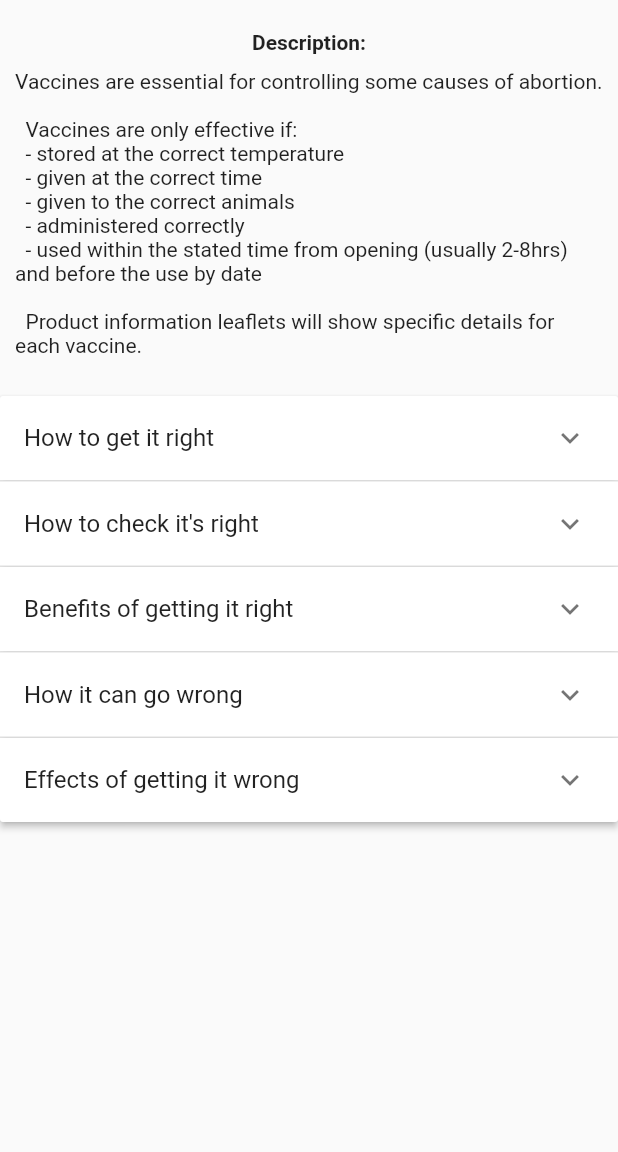
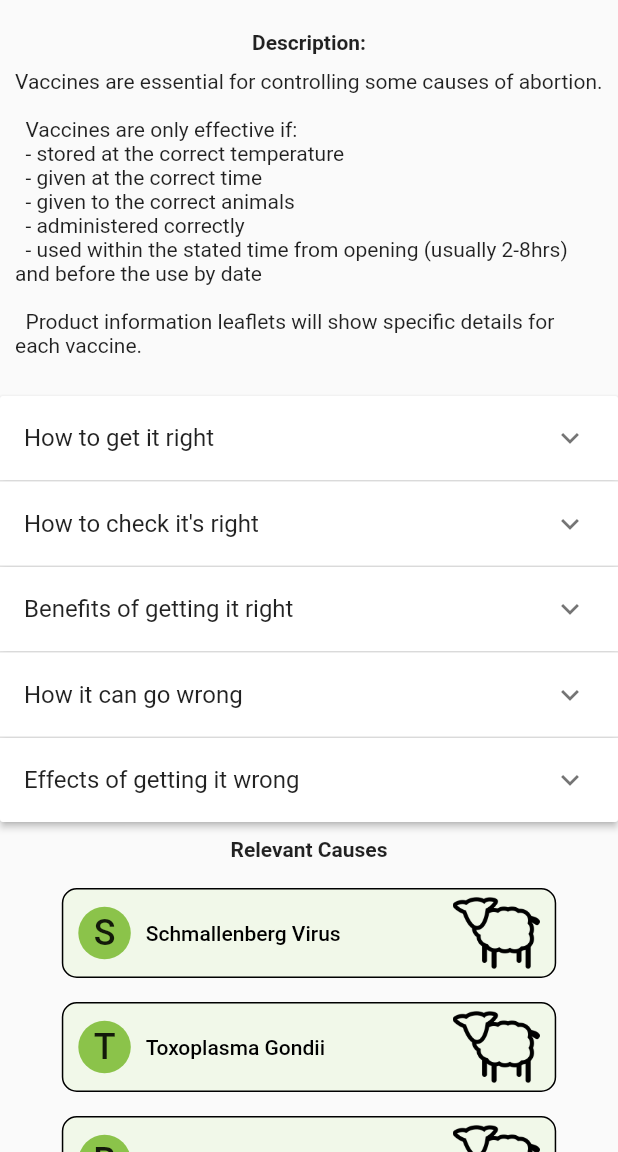
Before and after one commit to kimhamer22/FlockInfoC, a Flutter app: the InfoPage screen opened by its route, on a phone screen of 412 x 824 dp, the part 84-1236 px from its top. Run offline on Flutter 3.47's test engine with Material 2 defaults, Android fonts, the phone set to English and light mode, and no system bars.

Commit message:
Add relevant causes to info page (addresses #23)

```diff
--- a/fic_flutter/lib/info_page.dart
+++ b/fic_flutter/lib/info_page.dart
@@ -1,3 +1,4 @@
+import 'package:fic_flutter/navigation_button.dart';
 import 'package:flutter/material.dart';
 import 'package:fic_flutter/top_bar.dart';
 
@@ -49,15 +50,16 @@ class _InfoPageState extends State<InfoPage> {
   Widget build(BuildContext context) {
     return Scaffold(
       appBar: TopBar(page: title),
-      body: Padding(
-        padding: const EdgeInsets.fromLTRB(0, 20, 0, 0),
-        child: SingleChildScrollView(
+      body: SingleChildScrollView(
+        child: Padding(
+          padding: const EdgeInsets.fromLTRB(0, 20, 0, 0),
           child: Column(children: [
             const Text(
               'Description:',
               style: TextStyle(fontWeight: FontWeight.bold),
             ),
-            Padding(padding: EdgeInsets.all(10), child: Text(description)),
+            Padding(
+                padding: const EdgeInsets.all(10), child: Text(description)),
             ExpansionPanelList(
               expansionCallback: (int index, bool isExpanded) {
                 setState(() {
@@ -79,6 +81,19 @@ class _InfoPageState extends State<InfoPage> {
                 );
               }).toList(),
             ),
+            const Padding(
+                padding: EdgeInsets.all(10),
+                child: Text(
+                  'Relevant Causes',
+                  style: TextStyle(fontWeight: FontWeight.bold),
+                )),
+            const NavigationButton(
+                title: 'Schmallenberg Virus', route: "/infopage"),
+            const NavigationButton(
+                title: 'Toxoplasma Gondii', route: "/infopage"),
+            const NavigationButton(
+                title: 'Bluetongue Virus', route: "/infopage"),
+            const NavigationButton(title: '...', route: "/infopage"),
           ]),
         ),
       ),
```
